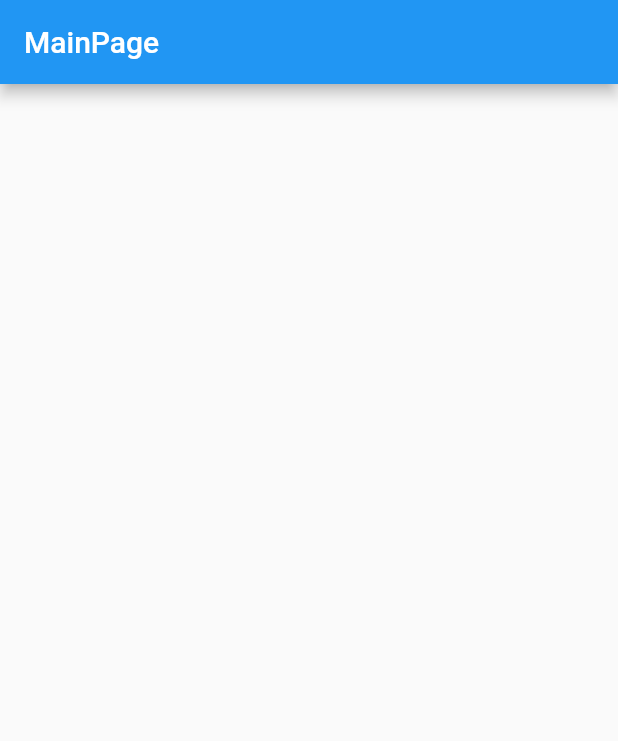
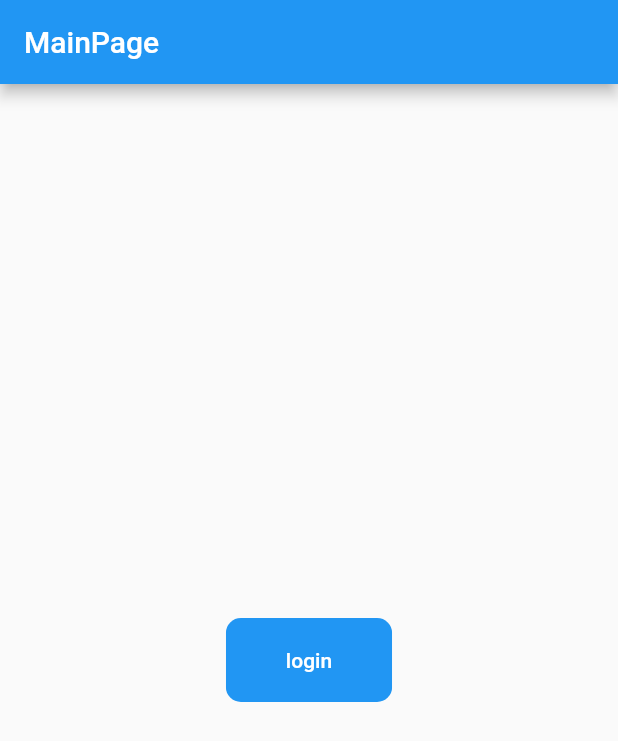
Before and after one commit to baosphoa0403/Nike-Flutter, a Flutter app: the screen it shows after launch, on a phone screen of 412 x 824 dp. Shown: the top 741 px of the screen. Run offline on Flutter 3.47's test engine with Material 2 defaults, Android fonts, the phone set to English and light mode, and no system bars.

Commit message:
button custom

```diff
--- a/nike_project/lib/common/Button/button_custom.dart
+++ b/nike_project/lib/common/Button/button_custom.dart
@@ -1,5 +1,6 @@
-import 'package:flutter/cupertino.dart';
+// import 'package:flutter/cupertino.dart';
 import 'package:flutter/material.dart';
+import 'package:nike_project/contants/contants.dart';
 
 class ElevatedButtonCustom extends StatelessWidget {
   final Widget child;
@@ -10,23 +11,24 @@ class ElevatedButtonCustom extends StatelessWidget {
   const ElevatedButtonCustom(
       {Key? key,
       required this.child,
-      required this.color,
+      this.color = kPrimaryColor,
       required this.onPressed,
-      required this.borderRadius,
-      required this.height})
+      this.borderRadius = 10,
+      this.height = 50.0})
       : super(key: key);
 
   @override
   Widget build(BuildContext context) {
     return SizedBox(
-      height: height,
-      child: ElevatedButton(
-        onPressed: onPressed,
-        child: child,
-        style: ElevatedButton.styleFrom(
-            primary: color,
-            shape: RoundedRectangleBorder(
-                borderRadius: BorderRadius.all(Radius.circular(borderRadius)))),
+      child: ClipRRect(
+        borderRadius: BorderRadius.circular(borderRadius),
+        child: ElevatedButton(
+          onPressed: onPressed,
+          child: child,
+          style: ElevatedButton.styleFrom(
+              padding: EdgeInsets.symmetric(vertical: 20, horizontal: 40),
+              shadowColor: color),
+        ),
       ),
     );
   }
--- a/nike_project/lib/contants/contants.dart
+++ b/nike_project/lib/contants/contants.dart
@@ -1,6 +1,6 @@
 import 'package:flutter/material.dart';
 
-const kPrimaryColor = Color(0xFF0C9869);
+const kPrimaryColor = Color(0x74c0fc);
 const kTextColor = Color(0xFF3C4046);
 const kBackgroundColor = Color(0xFFF9F8FD);
 
--- a/nike_project/lib/page/main_page.dart
+++ b/nike_project/lib/page/main_page.dart
@@ -1,4 +1,7 @@
 import 'package:flutter/material.dart';
+import 'package:nike_project/common/Button/button_custom.dart';
+import 'package:nike_project/common/Input/input_custom.dart';
+import 'package:nike_project/contants/contants.dart';
 
 class MainPage extends StatelessWidget {
   const MainPage({Key? key}) : super(key: key);
@@ -9,6 +12,28 @@ class MainPage extends StatelessWidget {
       appBar: AppBar(
         title: const Text("MainPage"),
       ),
+      body:
+      Center(
+
+        child: ElevatedButtonCustom(
+        color: kPrimaryColor,
+        onPressed: () {},
+        child: Text('login',style: TextStyle(color: Colors.white),),)
+       // child: InputDropdown(),
+      ),
+
+      // Row(
+      //   children: <Widget>[
+      //     Padding(
+      //       padding: const EdgeInsets.symmetric(horizontal: 10),
+      //       child: Text(
+      //         "OR",
+      //         style: TextStyle(color: kPrimaryColor, fontWeight: FontWeight.w600),
+      //       ),
+
+      //     ),
+      //   ],
+      // ),
     );
   }
 }
```
Also changed, not shown: nike_project/analysis_options.yaml (deleted, +0 -29 lines), nike_project/lib/common/Input/input_custom.dart (+42 -26 lines), nike_project/pubspec.lock.
